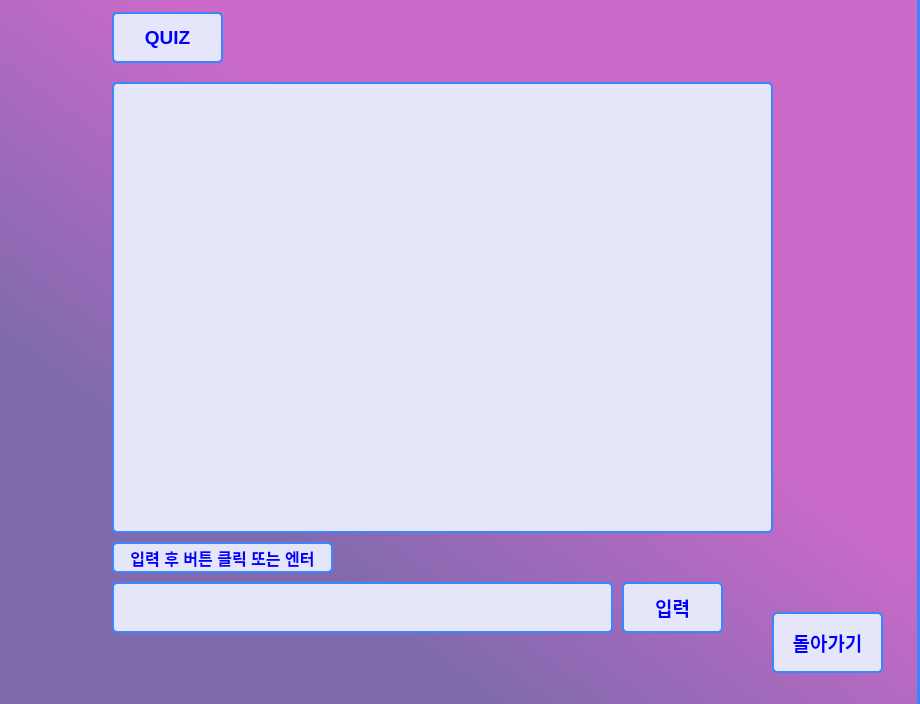
This is student.ui in imgeunyeong/IOT-AI-project as Qt 5 draws it before an edit. The edited form follows.
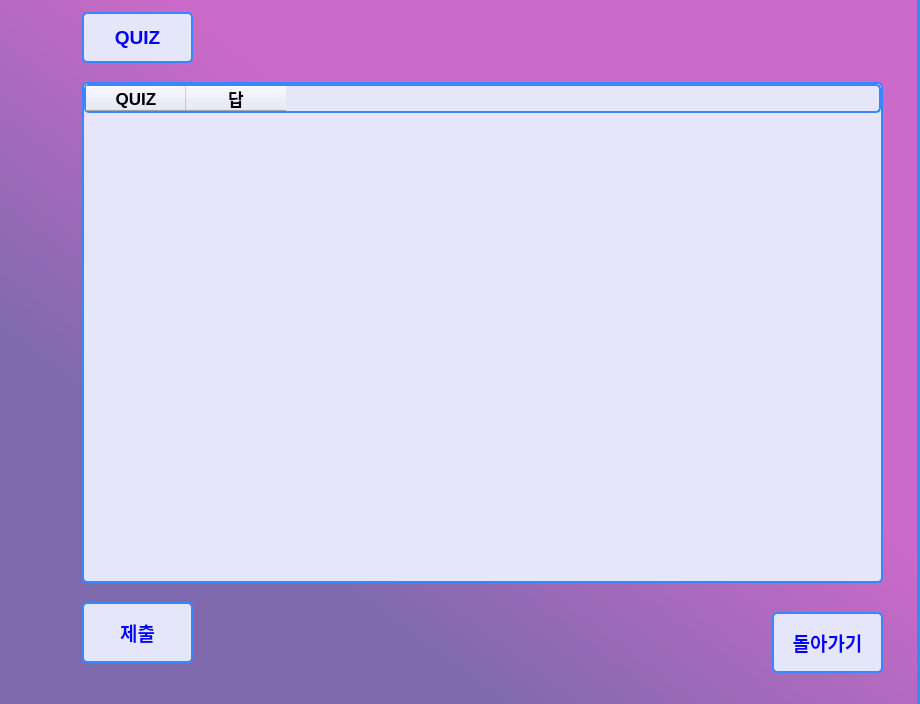
This is the edited form. The open tabs and pages were chosen to show the change.

Patch:
```diff
--- a/student.ui
+++ b/student.ui
@@ -368,27 +368,6 @@
      </widget>
     </widget>
     <widget class="QWidget" name="page_3">
-     <widget class="QTextBrowser" name="quiz_browser">
-      <property name="geometry">
-       <rect>
-        <x>120</x>
-        <y>90</y>
-        <width>661</width>
-        <height>451</height>
-       </rect>
-      </property>
-      <property name="font">
-       <font>
-        <pointsize>14</pointsize>
-        <weight>75</weight>
-        <bold>true</bold>
-       </font>
-      </property>
-      <property name="styleSheet">
-       <string notr="true">color:black;
-background-color:lavender;</string>
-      </property>
-     </widget>
      <widget class="QPushButton" name="back_button_2">
       <property name="geometry">
        <rect>
@@ -416,7 +395,7 @@
      <widget class="QLabel" name="label_3">
       <property name="geometry">
        <rect>
-        <x>120</x>
+        <x>90</x>
         <y>20</y>
         <width>111</width>
         <height>51</height>
@@ -440,61 +419,57 @@
        <set>Qt::AlignCenter</set>
       </property>
      </widget>
-     <widget class="QLineEdit" name="quiz_line">
+     <widget class="QTableWidget" name="quiz_widget">
       <property name="geometry">
        <rect>
-        <x>120</x>
-        <y>590</y>
-        <width>501</width>
-        <height>51</height>
+        <x>90</x>
+        <y>90</y>
+        <width>801</width>
+        <height>501</height>
        </rect>
       </property>
-      <property name="font">
-       <font>
-        <pointsize>14</pointsize>
-        <weight>75</weight>
-        <bold>true</bold>
-       </font>
-      </property>
       <property name="styleSheet">
        <string notr="true">color:black;
 background-color:lavender;</string>
       </property>
+      <column>
+       <property name="text">
+        <string>QUIZ</string>
+       </property>
+       <property name="font">
+        <font>
+         <pointsize>13</pointsize>
+         <weight>75</weight>
+         <bold>true</bold>
+        </font>
+       </property>
+       <property name="textAlignment">
+        <set>AlignCenter</set>
+       </property>
+      </column>
+      <column>
+       <property name="text">
+        <string>답</string>
+       </property>
+       <property name="font">
+        <font>
+         <pointsize>13</pointsize>
+         <weight>75</weight>
+         <bold>true</bold>
+        </font>
+       </property>
+       <property name="textAlignment">
+        <set>AlignCenter</set>
+       </property>
+      </column>
      </widget>
-     <widget class="QLabel" name="label_4">
+     <widget class="QPushButton" name="quiz_complete_btn">
       <property name="geometry">
        <rect>
-        <x>120</x>
-        <y>550</y>
-        <width>221</width>
-        <height>31</height>
-       </rect>
-      </property>
-      <property name="font">
-       <font>
-        <pointsize>12</pointsize>
-        <weight>75</weight>
-        <bold>true</bold>
-       </font>
-      </property>
-      <property name="styleSheet">
-       <string notr="true">color:blue;
-background-color:lavender;</string>
-      </property>
-      <property name="text">
-       <string>입력 후 버튼 클릭 또는 엔터</string>
-      </property>
-      <property name="alignment">
-       <set>Qt::AlignCenter</set>
-      </property>
-     </widget>
-     <widget class="QPushButton" name="pushButton">
-      <property name="geometry">
-       <rect>
-        <x>630</x>
-        <y>590</y>
-        <width>101</width>
-        <height>51</height>
+        <x>90</x>
+        <y>610</y>
+        <width>111</width>
+        <height>61</height>
        </rect>
       </property>
       <property name="font">
@@ -509,7 +484,7 @@
 background-color:lavender;</string>
       </property>
       <property name="text">
-       <string>입력</string>
+       <string>제출</string>
       </property>
      </widget>
     </widget>
```
Left out of the diff: 65 changed lines with no effect on the pictures.
